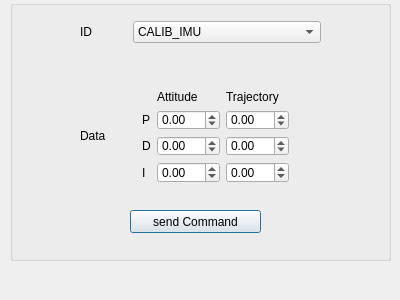
Before: the Qt Designer form ARVID_GS/tcwindow.ui in Eruvae/floatsat5, drawn with Qt 5.
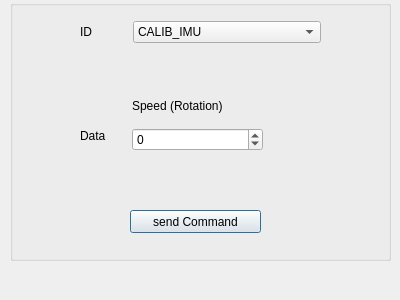
After: the same form once the commit is applied. Icons and pictures are not drawn.

The edit to the form file:
```diff
--- a/ARVID_GS/tcwindow.ui
+++ b/ARVID_GS/tcwindow.ui
@@ -49,7 +49,7 @@
      <item>
       <widget class="QStackedWidget" name="stackedTCData">
        <property name="currentIndex">
-        <number>7</number>
+        <number>8</number>
        </property>
        <widget class="QWidget" name="pageCalIMU">
         <widget class="QComboBox" name="comboIMUcal">
@@ -410,13 +410,13 @@
         </widget>
        </widget>
        <widget class="QWidget" name="page_6">
-        <widget class="QWidget" name="">
+        <widget class="QWidget" name="layoutWidget">
          <property name="geometry">
           <rect>
            <x>30</x>
            <y>20</y>
-           <width>147</width>
-           <height>93</height>
+           <width>164</width>
+           <height>105</height>
           </rect>
          </property>
          <layout class="QGridLayout" name="gridLayout">
@@ -518,6 +518,40 @@
          </layout>
         </widget>
        </widget>
+       <widget class="QWidget" name="page_7">
+        <widget class="QWidget" name="layoutWidget_2">
+         <property name="geometry">
+          <rect>
+           <x>20</x>
+           <y>20</y>
+           <width>131</width>
+           <height>61</height>
+          </rect>
+         </property>
+         <layout class="QVBoxLayout" name="verticalLayout_3">
+          <item>
+           <widget class="QLabel" name="label_7">
+            <property name="text">
+             <string>Speed (Rotation)</string>
+            </property>
+           </widget>
+          </item>
+          <item>
+           <widget class="QDoubleSpinBox" name="rotationSpeed">
+            <property name="decimals">
+             <number>0</number>
+            </property>
+            <property name="minimum">
+             <double>-10000.000000000000000</double>
+            </property>
+            <property name="maximum">
+             <double>10000.000000000000000</double>
+            </property>
+           </widget>
+          </item>
+         </layout>
+        </widget>
+       </widget>
       </widget>
      </item>
     </layout>
```
Left out of the diff: 5 changed lines with no effect on the pictures.
